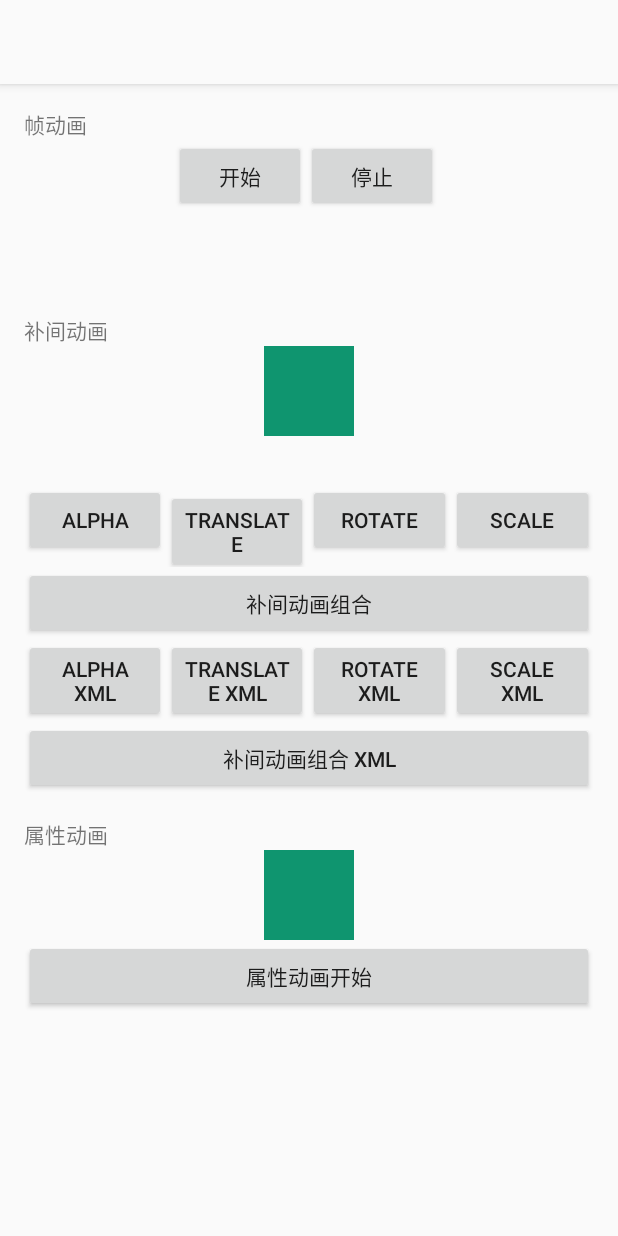
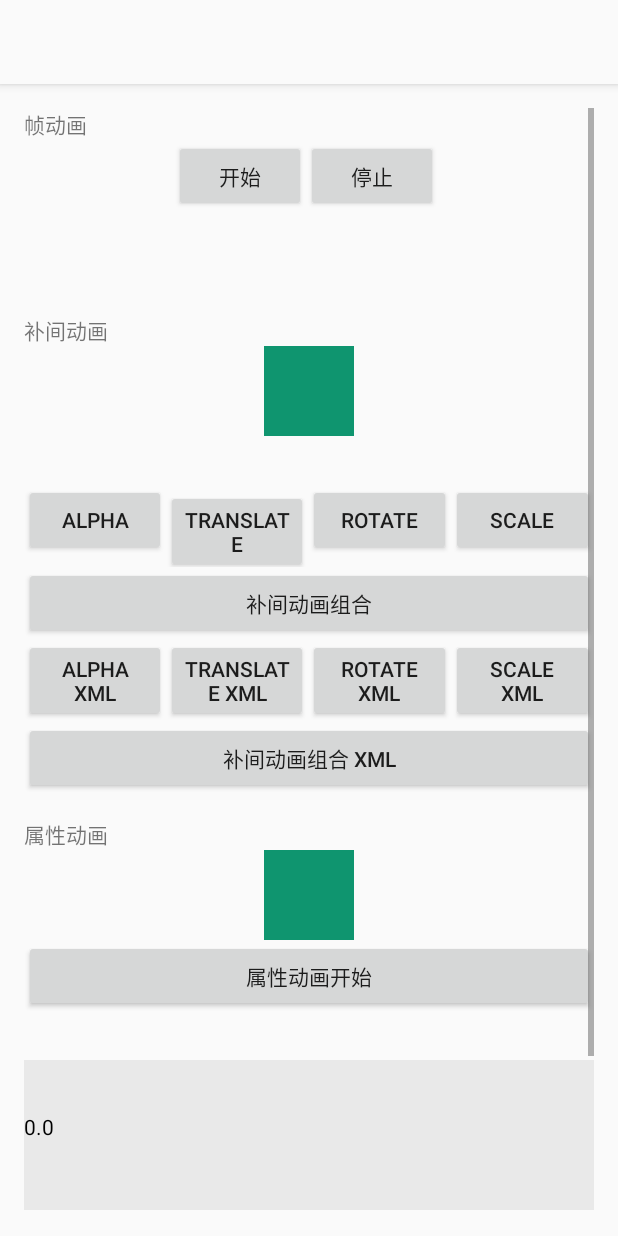
Before and after one commit to jdd-android/StudyApp, an Android app: the layout activity_animation.xml on its own in the app's theme, with its tools: preview values and no code run, on a phone screen of 412 x 824 dp. Run offline under Robolectric (Android 15) with nearby library versions, the phone set to English and light mode, and no system bars.

Commit message:
animationView

```diff
--- /dev/null
+++ b/app/src/main/java/com/jdd/sample/studyapp/animation/AnimationView.java
@@ -0,0 +1,131 @@
+package com.jdd.sample.studyapp.animation;
+
+import android.animation.ValueAnimator;
+import android.annotation.TargetApi;
+import android.content.Context;
+import android.graphics.Canvas;
+import android.graphics.Color;
+import android.graphics.Paint;
+import android.graphics.RectF;
+import android.os.Build;
+import android.text.TextPaint;
+import android.util.AttributeSet;
+import android.view.View;
+import android.view.animation.Interpolator;
+
+/**
+ * @author lc. 2018-03-02 09:49
+ * @since 0.5.1
+ */
+
+public class AnimationView extends View {
+
+    private ValueAnimator mAnimator;
+
+    public AnimationView(Context context) {
+        super(context);
+        init();
+    }
+
+    public AnimationView(Context context, AttributeSet attrs) {
+        super(context, attrs);
+        init();
+    }
+
+    public AnimationView(Context context, AttributeSet attrs, int defStyleAttr) {
+        super(context, attrs, defStyleAttr);
+        init();
+    }
+
+    @TargetApi(Build.VERSION_CODES.LOLLIPOP)
+    public AnimationView(Context context, AttributeSet attrs, int defStyleAttr, int defStyleRes) {
+        super(context, attrs, defStyleAttr, defStyleRes);
+        init();
+    }
+
+    private void init() {
+        mAnimator = ValueAnimator.ofFloat();
+        mAnimator.setDuration(1000);
+        mAnimator.addUpdateListener(new ValueAnimator.AnimatorUpdateListener() {
+            @Override
+            public void onAnimationUpdate(ValueAnimator animation) {
+                // 将当前动画的数值作为空间的高度
+                mDrawHeight = (float) animation.getAnimatedValue();
+                // 绘制
+                postInvalidate();
+            }
+        });
+
+        // 用来绘制的画笔
+        mPaint = new Paint();
+        mPaint.setColor(Color.BLACK);
+        // 用来绘制数值 Text 的画笔
+        mTextPaint = new TextPaint(mPaint);
+        mTextPaint.setTextSize(dp2px(getContext(), 14));
+    }
+
+    private float mDrawHeight;
+
+    private Paint mPaint;
+
+    private TextPaint mTextPaint;
+
+    private RectF mDrawRect = new RectF();
+
+    @Override
+    protected void onMeasure(int widthMeasureSpec, int heightMeasureSpec) {
+        super.onMeasure(widthMeasureSpec, heightMeasureSpec);
+
+        int width = getMeasuredWidth();
+        int height = getMeasuredHeight();
+
+        int halfLineWidth = dp2px(getContext(), 3);
+
+        int left = width / 2 - halfLineWidth;
+        int right = width / 2 + halfLineWidth;
+        int bottom = height;
+        int top = height;
+        mDrawRect.set(left, top, right, bottom);
+    }
+
+    @Override
+    protected void onDraw(Canvas canvas) {
+        super.onDraw(canvas);
+
+        // 绘制当前的高度
+        mDrawRect.set(mDrawRect.left, mDrawRect.bottom - mDrawHeight, mDrawRect.right, mDrawRect.bottom);
+        canvas.drawRect(mDrawRect, mPaint);
+
+        // 绘制当前数据的 Text
+        canvas.drawText(String.valueOf(mDrawHeight), 0, mDrawRect.bottom / 2, mTextPaint);
+    }
+
+    /** 设置动画执行时间 */
+    public void setDuration(int duration) {
+        mAnimator.setDuration(duration);
+    }
+
+    /** 动画数值变化过程 */
+    public void setValueArray(float[] valueArray) {
+        mAnimator.setFloatValues(valueArray);
+    }
+
+    /** 设置插值器 */
+    public void setInterpolator(Interpolator interpolator) {
+        mAnimator.setInterpolator(interpolator);
+    }
+
+    /** 开始执行动画 */
+    public void start() {
+        if (mAnimator.isRunning()) {
+            mAnimator.cancel();
+        }
+        mAnimator.start();
+    }
+
+    public static int dp2px(Context context, float dpValue) {
+        final float scale = context.getResources().getDisplayMetrics().density;
+        return (int) (dpValue * scale + 0.5f);
+    }
+
+}
--- a/app/src/main/java/com/jdd/sample/studyapp/ui/customview/CustomViewActivity.java
+++ b/app/src/main/java/com/jdd/sample/studyapp/ui/customview/CustomViewActivity.java
@@ -28,7 +28,7 @@ public class CustomViewActivity extends BaseActivity {
             TextView tagTv = view.findViewById(R.id.tv_tag);
             tagTv.setText(tag);
         });
-        tagLayout.setTags("百度", "阿里巴巴", "腾讯", "京东", "小米", "美团", "滴滴", "淘宝", "Google",
+        tagLayout.setTags("百度", "阿里巴巴", "腾讯", "京东", "小米", "美团", "滴滴", "奖多多科技有限公司", "淘宝", "Google",
                 "这是一个长度很长的 TAG，必需要换行才行，幺幺，切克闹，煎饼果子来一套");
     }
 
--- a/app/src/main/res/layout/activity_animation.xml
+++ b/app/src/main/res/layout/activity_animation.xml
@@ -166,6 +166,33 @@
                 android:layout_height="wrap_content"
                 android:text="属性动画开始" />
 
+
+            <com.jdd.sample.studyapp.animation.AnimationView
+                android:id="@+id/animation_view"
+                android:layout_width="match_parent"
+                android:layout_height="100dp"
+                android:layout_marginTop="32dp"
+                android:background="#11000000" />
+
+            <EditText
+                android:id="@+id/et_value_array"
+                android:layout_width="match_parent"
+                android:layout_height="wrap_content"
+                android:hint="输入数值变化区间，空格分开" />
+
+            <EditText
+                android:id="@+id/et_duration"
+                android:layout_width="match_parent"
+                android:layout_height="wrap_content"
+                android:hint="输入动画时间"
+                android:inputType="number" />
+
+            <Button
+                android:id="@+id/btn_execute"
+                android:layout_width="match_parent"
+                android:layout_height="wrap_content"
+                android:text="执行" />
+
         </LinearLayout>
 
     </ScrollView>
```
Also changed, not shown: app/src/main/java/com/jdd/sample/studyapp/animation/AnimationActivity.java (+59 -0 lines).
